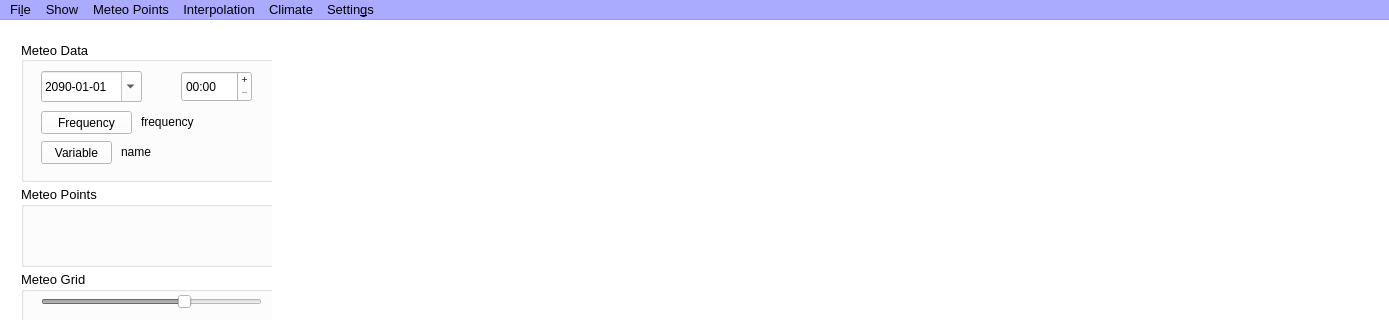
Qt form PRAGA/mainWindow.ui (gaowudao/CRITERIA3D) before a commit; both pictures show x 0 to 1389 and y 0 to 320 of the 1389 by 814 pixel window.
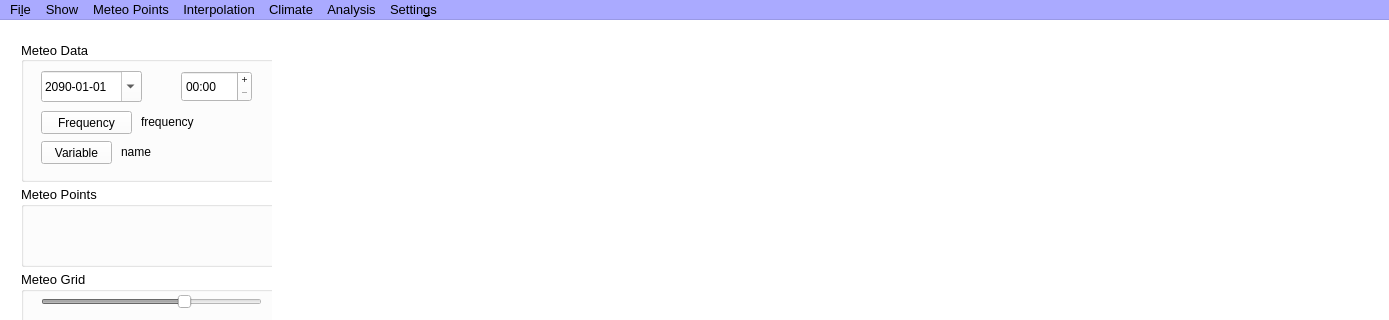
The same form after that commit.

What changed in the file:
```diff
--- a/PRAGA/mainWindow.ui
+++ b/PRAGA/mainWindow.ui
@@ -148,15 +148,6 @@
        </color>
       </brush>
      </colorrole>
-     <colorrole role="PlaceholderText">
-      <brush brushstyle="NoBrush">
-       <color alpha="128">
-        <red>0</red>
-        <green>0</green>
-        <blue>0</blue>
-       </color>
-      </brush>
-     </colorrole>
     </active>
     <inactive>
      <colorrole role="WindowText">
@@ -294,15 +285,6 @@
        </color>
       </brush>
      </colorrole>
-     <colorrole role="PlaceholderText">
-      <brush brushstyle="NoBrush">
-       <color alpha="128">
-        <red>0</red>
-        <green>0</green>
-        <blue>0</blue>
-       </color>
-      </brush>
-     </colorrole>
     </inactive>
     <disabled>
      <colorrole role="WindowText">
@@ -440,15 +422,6 @@
        </color>
       </brush>
      </colorrole>
-     <colorrole role="PlaceholderText">
-      <brush brushstyle="NoBrush">
-       <color alpha="128">
-        <red>0</red>
-        <green>0</green>
-        <blue>0</blue>
-       </color>
-      </brush>
-     </colorrole>
     </disabled>
    </palette>
   </property>
@@ -2472,7 +2445,7 @@
      <x>0</x>
      <y>0</y>
      <width>1387</width>
-     <height>21</height>
+     <height>30</height>
     </rect>
    </property>
    <property name="palette">
@@ -2613,15 +2586,6 @@
         </color>
        </brush>
       </colorrole>
-      <colorrole role="PlaceholderText">
-       <brush brushstyle="NoBrush">
-        <color alpha="128">
-         <red>0</red>
-         <green>0</green>
-         <blue>0</blue>
-        </color>
-       </brush>
-      </colorrole>
      </active>
      <inactive>
       <colorrole role="WindowText">
@@ -2759,15 +2723,6 @@
         </color>
        </brush>
       </colorrole>
-      <colorrole role="PlaceholderText">
-       <brush brushstyle="NoBrush">
-        <color alpha="128">
-         <red>0</red>
-         <green>0</green>
-         <blue>0</blue>
-        </color>
-       </brush>
-      </colorrole>
      </inactive>
      <disabled>
       <colorrole role="WindowText">
@@ -2905,15 +2860,6 @@
         </color>
        </brush>
       </colorrole>
-      <colorrole role="PlaceholderText">
-       <brush brushstyle="NoBrush">
-        <color alpha="128">
-         <red>0</red>
-         <green>0</green>
-         <blue>0</blue>
-        </color>
-       </brush>
-      </colorrole>
      </disabled>
     </palette>
    </property>
@@ -3057,11 +3003,18 @@
     <addaction name="menuShowPoints"/>
     <addaction name="menuShowGrid"/>
    </widget>
+   <widget class="QMenu" name="menuAnalysis">
+    <property name="title">
+     <string>Analysis</string>
+    </property>
+    <addaction name="actionSpatial_average_series_on_zones"/>
+   </widget>
    <addaction name="menuFile"/>
    <addaction name="menuShow"/>
    <addaction name="menuVariable"/>
    <addaction name="menuInterpolation"/>
    <addaction name="menuClimate"/>
+   <addaction name="menuAnalysis"/>
    <addaction name="menuGIS_settings"/>
   </widget>
   <widget class="QStatusBar" name="statusBar"/>
```
Left out of the diff: 113 changed lines with no effect on the pictures.
